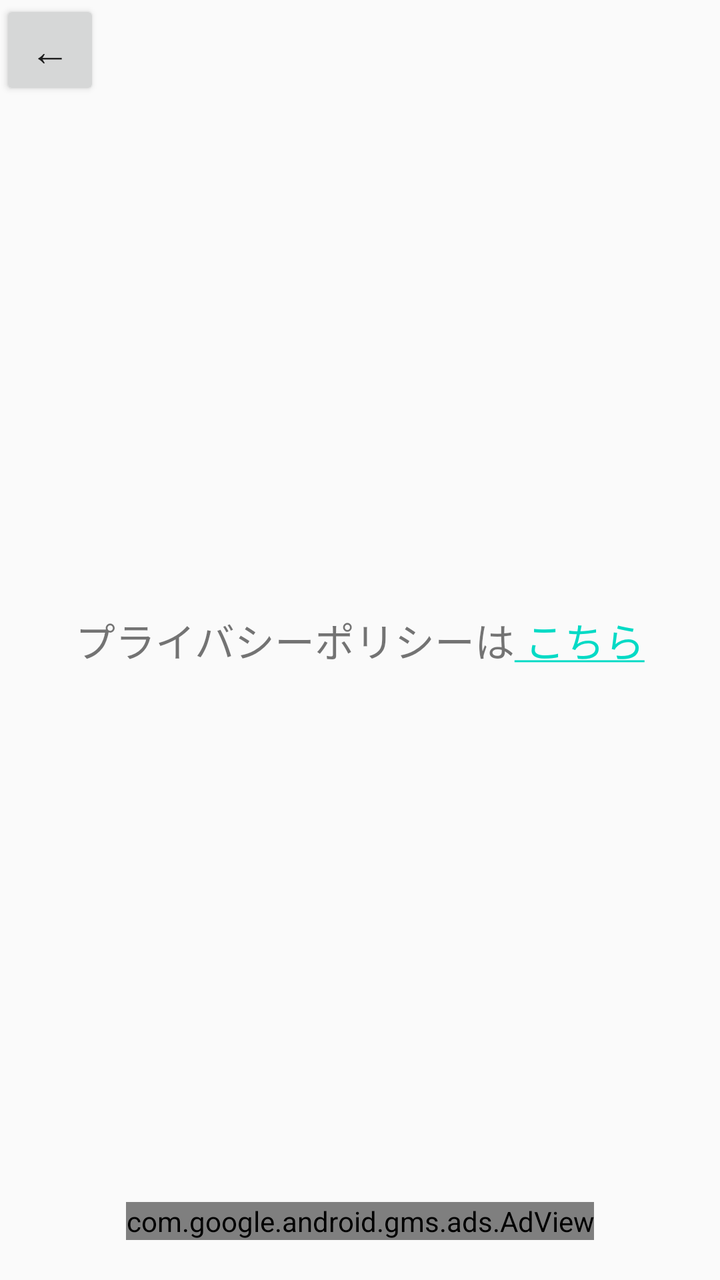
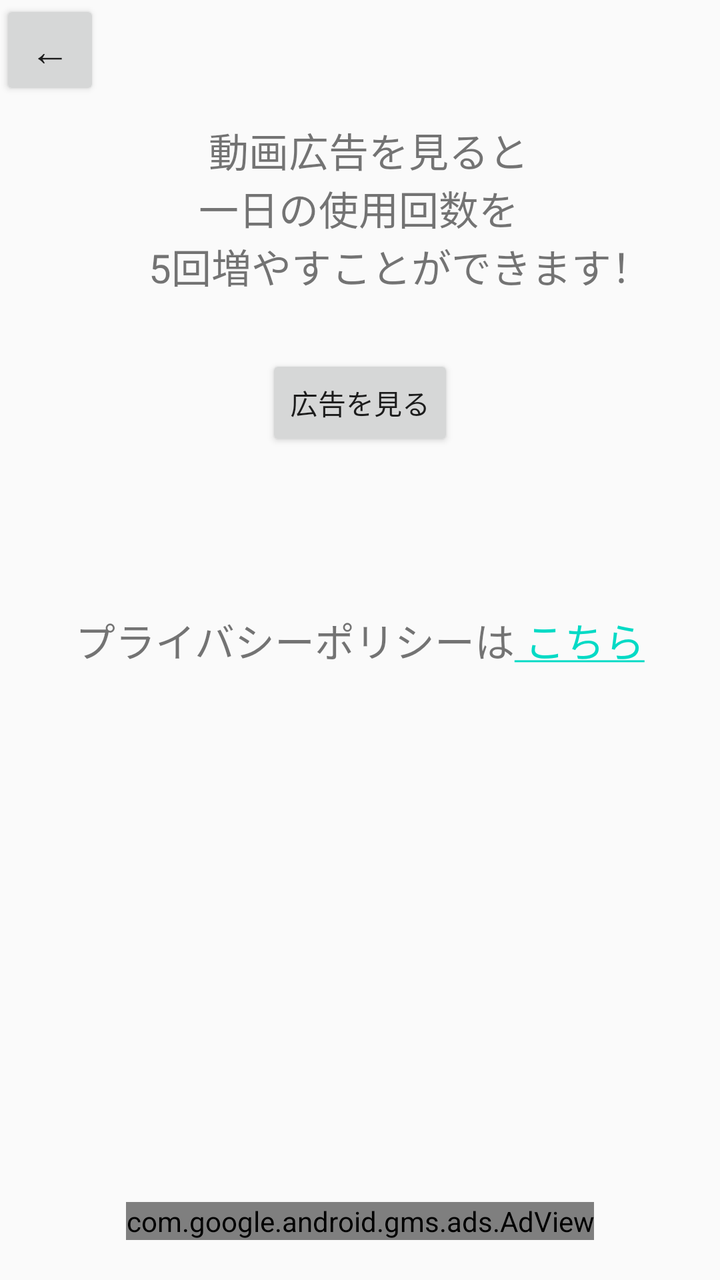

An Android layout rendered at two revisions. The XML below is the earlier revision; the diff shows what the commit changed to produce the second picture.
<!-- AndroidManifest.xml: application theme Theme.ImageRotateApplication -->
<!-- res/layout/activity_privacy.xml -->
<?xml version="1.0" encoding="utf-8"?>
<androidx.constraintlayout.widget.ConstraintLayout xmlns:android="http://schemas.android.com/apk/res/android"
    xmlns:app="http://schemas.android.com/apk/res-auto"
    xmlns:tools="http://schemas.android.com/tools"
    android:layout_width="match_parent"
    android:layout_height="match_parent"
    xmlns:ads="http://schemas.android.com/apk/res-auto"
    tools:context=".PrivacyActivity">

    <TextView
        android:id="@+id/textView"
        android:layout_width="wrap_content"
        android:layout_height="wrap_content"
        android:text="@string/text"
        android:textSize="20dp"
        app:layout_constraintBottom_toBottomOf="parent"
        app:layout_constraintEnd_toEndOf="parent"
        app:layout_constraintStart_toStartOf="parent"
        app:layout_constraintTop_toTopOf="parent" />

    <Button
        android:id="@+id/BackButton"
        android:layout_width="50dp"
        android:layout_height="50dp"
        android:onClick="BackButton"
        android:textSize="20sp"
        app:iconPadding="0dp"
        android:text="←"
        app:layout_constraintStart_toStartOf="parent"
        app:layout_constraintTop_toTopOf="parent" />

    <com.google.android.gms.ads.AdView
        android:id="@+id/adView2"
        android:layout_width="wrap_content"
        android:layout_height="wrap_content"
        android:layout_marginBottom="20dp"
        ads:adSize="BANNER"
        ads:adUnitId="ca-app-pub-2742833893230662/8533756637"
        app:layout_constraintBottom_toBottomOf="parent"
        app:layout_constraintEnd_toEndOf="parent"
        app:layout_constraintStart_toStartOf="parent" />


</androidx.constraintlayout.widget.ConstraintLayout>
<!-- resources referenced by this layout -->
<resources>
  <string name="text">プライバシーポリシーは<a href="https://www.dropbox.com/s/70uyttqidhhtxon/%E7%94%     BB%E5%83%8F%E5%9B%9E%E8%BB%A2%E3%80%80%EF%BD%9E%E7%94%BB%E5%83%8F%E3%81%AE%E5%90%91%E3%81%8D%E3%     82%92%E5%A4%89%E3%81%88%E3%82%8B%E3%82%A2%E3%83%97%E3%83%AA%EF%BD%9E%E3%80%80Privacy%20Policy.pdf?dl=0">
          こちら</a></string>
  <style name="Theme.ImageRotateApplication" parent="Theme.AppCompat.Light.NoActionBar">
          
          <item name="colorPrimary">@color/purple_500</item>
          <item name="colorPrimaryDark">@color/purple_700</item>
          <item name="colorAccent">@color/teal_200</item>
          
      </style>
  <color name="purple_500">#FF6200EE</color>
  <color name="purple_700">#FF3700B3</color>
  <color name="teal_200">#FF03DAC5</color>
</resources>

<!-- the commit's change to res/layout/activity_privacy.xml (unified diff, before → after) -->
@@ -40,5 +40,27 @@
         app:layout_constraintEnd_toEndOf="parent"
         app:layout_constraintStart_toStartOf="parent" />
 
+    <Button
+        android:id="@+id/button"
+        android:layout_width="wrap_content"
+        android:layout_height="wrap_content"
+        android:layout_marginBottom="80dp"
+        android:onClick="rewardAdButton"
+        android:text="広告を見る"
+        app:layout_constraintBottom_toTopOf="@+id/textView"
+        app:layout_constraintEnd_toEndOf="parent"
+        app:layout_constraintStart_toStartOf="parent" />
+
+    <TextView
+        android:id="@+id/textView3"
+        android:layout_width="wrap_content"
+        android:layout_height="wrap_content"
+        android:layout_marginBottom="30dp"
+        android:text="              動画広告を見ると\n             一日の使用回数を\n        5回増やすことができます！"
+        android:textSize="20sp"
+        app:layout_constraintBottom_toTopOf="@+id/button"
+        app:layout_constraintEnd_toEndOf="parent"
+        app:layout_constraintStart_toStartOf="parent" />
+
 
 </androidx.constraintlayout.widget.ConstraintLayout>
